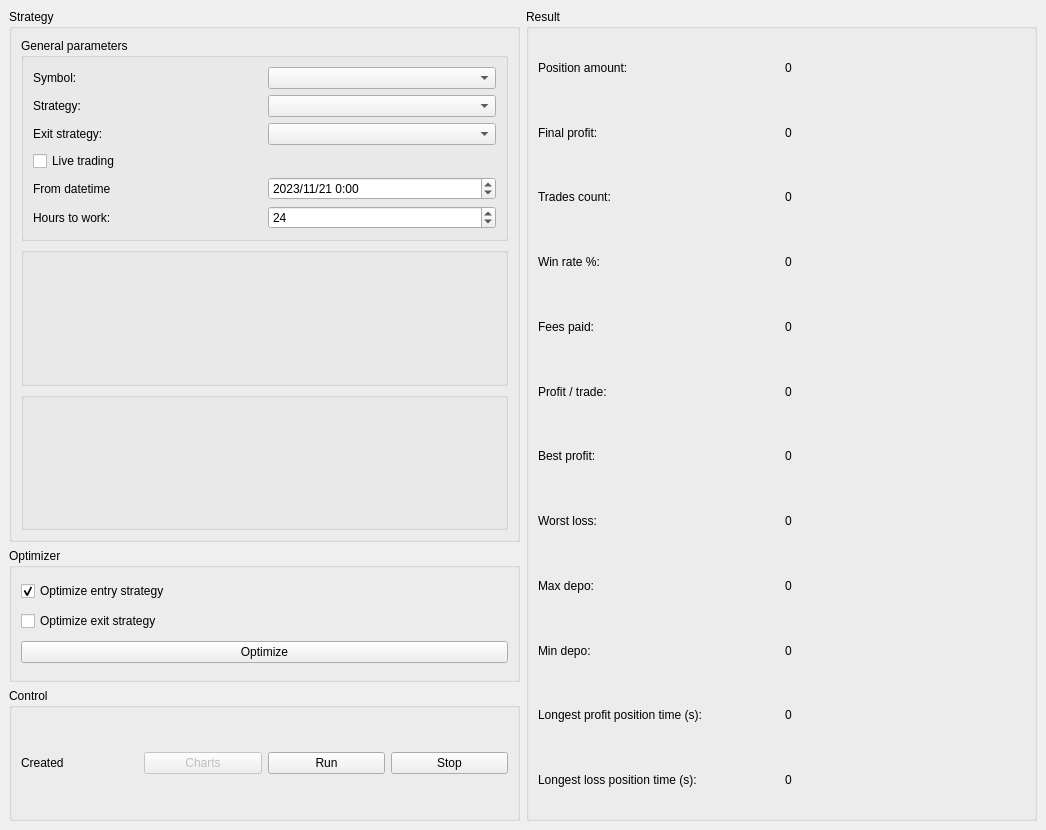
The window that frontend/mainwindow.ui (84k491/crypto_cpp) describes before a commit, drawn with Qt 5.
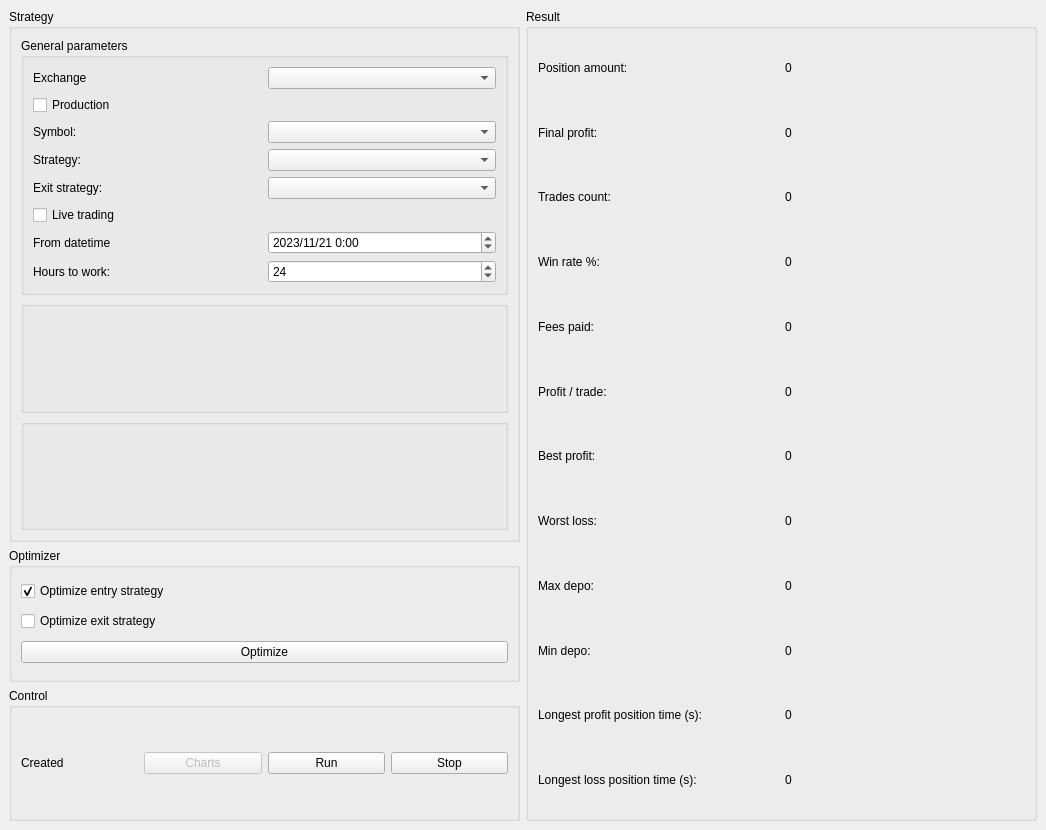
The same window after the commit. Custom widgets are drawn as their Qt base class.

What changed in the file:
```diff
--- a/frontend/mainwindow.ui
+++ b/frontend/mainwindow.ui
@@ -35,6 +35,27 @@
             <string>General parameters</string>
            </property>
            <layout class="QVBoxLayout" name="verticalLayout_3">
+            <item>
+             <layout class="QHBoxLayout" name="horizontalLayout_8">
+              <item>
+               <widget class="QLabel" name="label_17">
+                <property name="text">
+                 <string>Exchange</string>
+                </property>
+               </widget>
+              </item>
+              <item>
+               <widget class="QComboBox" name="cb_exchange"/>
+              </item>
+             </layout>
+            </item>
+            <item>
+             <widget class="QCheckBox" name="cb_production">
+              <property name="text">
+               <string>Production</string>
+              </property>
+             </widget>
+            </item>
             <item>
              <layout class="QHBoxLayout" name="horizontalLayout_2">
               <item>
```
